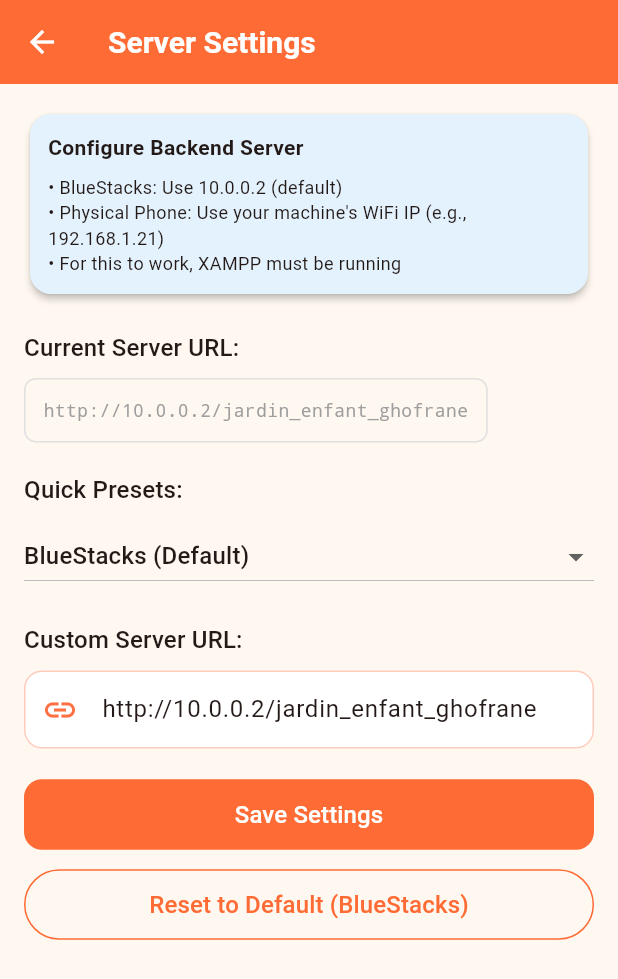
After one commit to Ghassenmabrouk/littlestars, a Flutter app: the SettingsScreen screen opened by its route, on a phone screen of 412 x 824 dp. The commit adds this screen. Shown: the top 979 px of the screen. Run offline on Flutter 3.47's test engine with Material 3 defaults, Android fonts, the phone set to English and light mode, and no system bars; our stand-ins replace firebase_core, firebase_messaging, flutter_local_notifications, google_sign_in, pdf, shared_preferences; accounts and stored records are empty; network calls fail.

Commit message:
Add dynamic server URL configuration
- Create SettingsService for persistent base URL storage in SharedPreferences
- Update ApiService to load baseUrl dynamically instead of static const
- Add SettingsScreen with quick presets (BlueStacks 10.0.0.2, Phone 192.168.1.21)
- Initialize ApiService in main() before other services
- Add settings gear icon button to home screen AppBar
- Allow users to change server IP without rebuilding the app

```diff
--- a/lib/main.dart
+++ b/lib/main.dart
@@ -6,10 +6,12 @@ import 'package:firebase_messaging/firebase_messaging.dart';
 import 'services/auth_provider.dart';
 import 'services/notification_provider.dart';
 import 'services/fcm_service.dart';
+import 'services/api_service.dart';
 import 'screens/login_screen.dart';
 import 'screens/home_screen.dart';
 import 'screens/register_screen.dart';
 import 'screens/notifications_screen.dart';
+import 'screens/settings_screen.dart';
 import 'screens/child_attendance_screen.dart';
 import 'screens/attendance_history_screen.dart';
 import 'screens/absence_history_screen.dart';
@@ -26,6 +28,11 @@ void main() async {
   WidgetsFlutterBinding.ensureInitialized();
   FirebaseMessaging.onBackgroundMessage(_firebaseMessagingBackgroundHandler);
   try {
+    // Initialize API service first (loads base URL from SharedPreferences)
+    print('[MAIN] Initializing API Service...');
+    await ApiService.init();
+    print('[MAIN] API Service initialized with baseUrl: ${ApiService.baseUrl}');
+
     // Only initialize Firebase on mobile platforms
     // Web has compatibility issues with firebase_messaging
     if (!kIsWeb) {
@@ -67,6 +74,7 @@ class MyApp extends StatelessWidget {
           '/register': (context) => const RegisterScreen(),
           '/home': (context) => const HomeScreen(),
           '/notifications': (context) => const NotificationsScreen(),
+          '/settings': (context) => const SettingsScreen(),
         },
         onGenerateRoute: (settings) {
           // Handle routes with parameters
--- a/lib/screens/home_screen.dart
+++ b/lib/screens/home_screen.dart
@@ -114,6 +114,13 @@ class _HomeScreenState extends State<HomeScreen> {
                     ),
                 ],
               );
+            },
+          ),
+          IconButton(
+            icon: const Icon(Icons.settings_rounded),
+            tooltip: 'Paramètres',
+            onPressed: () {
+              Navigator.of(context).pushNamed('/settings');
             },
           ),
           IconButton(
--- /dev/null
+++ b/lib/screens/settings_screen.dart
@@ -0,0 +1,265 @@
+import 'package:flutter/material.dart';
+import '../services/settings_service.dart';
+import '../services/api_service.dart';
+
+class SettingsScreen extends StatefulWidget {
+  const SettingsScreen({Key? key}) : super(key: key);
+
+  @override
+  State<SettingsScreen> createState() => _SettingsScreenState();
+}
+
+class _SettingsScreenState extends State<SettingsScreen> {
+  late TextEditingController _urlController;
+  String _selectedPreset = '';
+  bool _isSaving = false;
+
+  final List<Map<String, String>> _presets = [
+    {'name': 'BlueStacks (Default)', 'url': 'http://10.0.0.2/jardin_enfant_ghofrane'},
+    {'name': 'Physical Device (Home WiFi)', 'url': 'http://192.168.1.21/jardin_enfant_ghofrane'},
+    {'name': 'Custom', 'url': ''},
+  ];
+
+  @override
+  void initState() {
+    super.initState();
+    _urlController = TextEditingController(text: ApiService.baseUrl);
+    _selectedPreset = _getSelectedPreset();
+  }
+
+  String _getSelectedPreset() {
+    final currentUrl = ApiService.baseUrl;
+    for (var preset in _presets) {
+      if (preset['url'] == currentUrl) {
+        return preset['name']!;
+      }
+    }
+    return 'Custom';
+  }
+
+  void _handlePresetChange(String? value) {
+    if (value == null) return;
+
+    setState(() {
+      _selectedPreset = value;
+      final preset = _presets.firstWhere((p) => p['name'] == value);
+      if (preset['url']!.isNotEmpty) {
+        _urlController.text = preset['url']!;
+      } else {
+        _urlController.clear();
+      }
+    });
+  }
+
+  Future<void> _saveSettings() async {
+    final url = _urlController.text.trim();
+
+    if (url.isEmpty) {
+      ScaffoldMessenger.of(context).showSnackBar(
+        const SnackBar(content: Text('Please enter a valid URL')),
+      );
+      return;
+    }
+
+    if (!url.startsWith('http://') && !url.startsWith('https://')) {
+      ScaffoldMessenger.of(context).showSnackBar(
+        const SnackBar(content: Text('URL must start with http:// or https://')),
+      );
+      return;
+    }
+
+    setState(() => _isSaving = true);
+
+    try {
+      await SettingsService.setBaseUrl(url);
+      ApiService.baseUrl = url;
+
+      if (mounted) {
+        ScaffoldMessenger.of(context).showSnackBar(
+          SnackBar(content: Text('Settings saved! Base URL: $url')),
+        );
+        Navigator.pop(context, true);
+      }
+    } catch (e) {
+      if (mounted) {
+        ScaffoldMessenger.of(context).showSnackBar(
+          SnackBar(content: Text('Error saving settings: $e')),
+        );
+      }
+    } finally {
+      if (mounted) {
+        setState(() => _isSaving = false);
+      }
+    }
+  }
+
+  Future<void> _resetToDefault() async {
+    await SettingsService.resetToDefault();
+    ApiService.baseUrl = SettingsService.getDefaultBaseUrl();
+
+    if (mounted) {
+      setState(() {
+        _urlController.text = ApiService.baseUrl;
+        _selectedPreset = _getSelectedPreset();
+      });
+
+      ScaffoldMessenger.of(context).showSnackBar(
+        SnackBar(content: Text('Reset to default: ${ApiService.baseUrl}')),
+      );
+      Navigator.pop(context, true);
+    }
+  }
+
+  @override
+  void dispose() {
+    _urlController.dispose();
+    super.dispose();
+  }
+
+  @override
+  Widget build(BuildContext context) {
+    return Scaffold(
+      appBar: AppBar(
+        title: const Text('Server Settings'),
+        backgroundColor: const Color(0xFFFF6B35),
+      ),
+      body: SingleChildScrollView(
+        padding: const EdgeInsets.all(16.0),
+        child: Column(
+          crossAxisAlignment: CrossAxisAlignment.start,
+          children: [
+            // Info card
+            Card(
+              color: Colors.blue[50],
+              child: Padding(
+                padding: const EdgeInsets.all(12.0),
+                child: Column(
+                  crossAxisAlignment: CrossAxisAlignment.start,
+                  children: const [
+                    Text(
+                      'Configure Backend Server',
+                      style: TextStyle(fontWeight: FontWeight.bold, fontSize: 14),
+                    ),
+                    SizedBox(height: 8),
+                    Text(
+                      '• BlueStacks: Use 10.0.0.2 (default)\n'
+                      '• Physical Phone: Use your machine\'s WiFi IP (e.g., 192.168.1.21)\n'
+                      '• For this to work, XAMPP must be running',
+                      style: TextStyle(fontSize: 12),
+                    ),
+                  ],
+                ),
+              ),
+            ),
+            const SizedBox(height: 20),
+
+            // Current URL display
+            Text(
+              'Current Server URL:',
+              style: Theme.of(context).textTheme.titleMedium,
+            ),
+            const SizedBox(height: 8),
+            Container(
+              padding: const EdgeInsets.all(12),
+              decoration: BoxDecoration(
+                border: Border.all(color: Colors.grey[300]!),
+                borderRadius: BorderRadius.circular(8),
+                backgroundColor: Colors.grey[100],
+              ),
+              child: Text(
+                ApiService.baseUrl,
+                style: const TextStyle(
+                  fontFamily: 'monospace',
+                  fontSize: 12,
+                  color: Colors.grey,
+                ),
+              ),
+            ),
+            const SizedBox(height: 20),
+
+            // Preset selector
+            Text(
+              'Quick Presets:',
+              style: Theme.of(context).textTheme.titleMedium,
+            ),
+            const SizedBox(height: 8),
+            DropdownButton<String>(
+              isExpanded: true,
+              value: _selectedPreset,
+              items: _presets
+                  .map((preset) => DropdownMenuItem(
+                        value: preset['name'],
+                        child: Text(preset['name']!),
+                      ))
+                  .toList(),
+              onChanged: _handlePresetChange,
+            ),
+            const SizedBox(height: 20),
+
+            // Custom URL input
+            Text(
+              'Custom Server URL:',
+              style: Theme.of(context).textTheme.titleMedium,
+            ),
+            const SizedBox(height: 8),
+            TextField(
+              controller: _urlController,
+              decoration: InputDecoration(
+                hintText: 'e.g., http://192.168.1.21/jardin_enfant_ghofrane',
+                border: OutlineInputBorder(
+                  borderRadius: BorderRadius.circular(8),
+                ),
+                prefixIcon: const Icon(Icons.link),
+                enabled: !_isSaving,
+              ),
+              enabled: !_isSaving,
+            ),
+            const SizedBox(height: 20),
+
+            // Save button
+            SizedBox(
+              width: double.infinity,
+              child: ElevatedButton(
+                onPressed: _isSaving ? null : _saveSettings,
+                style: ElevatedButton.styleFrom(
+                  backgroundColor: const Color(0xFFFF6B35),
+                  padding: const EdgeInsets.symmetric(vertical: 12),
+                ),
+                child: _isSaving
+                    ? const SizedBox(
+                        height: 20,
+                        width: 20,
+                        child: CircularProgressIndicator(
+                          strokeWidth: 2,
+                          valueColor: AlwaysStoppedAnimation<Color>(Colors.white),
+                        ),
+                      )
+                    : const Text(
+                        'Save Settings',
+                        style: TextStyle(fontSize: 16, color: Colors.white),
+                      ),
+              ),
+            ),
+            const SizedBox(height: 12),
+
+            // Reset button
+            SizedBox(
+              width: double.infinity,
+              child: OutlinedButton(
+                onPressed: _isSaving ? null : _resetToDefault,
+                style: OutlinedButton.styleFrom(
+                  padding: const EdgeInsets.symmetric(vertical: 12),
+                  side: const BorderSide(color: Color(0xFFFF6B35)),
+                ),
+                child: const Text(
+                  'Reset to Default (BlueStacks)',
+                  style: TextStyle(fontSize: 16, color: Color(0xFFFF6B35)),
+                ),
+              ),
+            ),
+          ],
+        ),
+      ),
+    );
+  }
+}
--- a/lib/services/api_service.dart
+++ b/lib/services/api_service.dart
@@ -1,14 +1,17 @@
 import 'package:http/http.dart' as http;
 import 'dart:convert';
+import 'settings_service.dart';
 
 class ApiService {
-  // Use your machine's local IP for physical devices
-  static const String baseUrl = 'http://192.168.1.21/jardin_enfant_ghofrane';
+  // Dynamic base URL - loaded from SharedPreferences
+  static late String baseUrl;
 
-  // For Android emulator, use: 'http://10.0.2.2/jardin_enfant_ghofrane'
-  // For physical device, use your machine's local IP: 'http://192.168.1.21/jardin_enfant_ghofrane'
+  // Initialize base URL from settings (call this in main())
+  static Future<void> init() async {
+    baseUrl = await SettingsService.getBaseUrl();
+  }
 
-  static const String apiPrefix = '$baseUrl/api';
+  static String get apiPrefix => '$baseUrl/api';
 
   /// Parent Login
   static Future<Map<String, dynamic>> login(String login, String password, {String? fcmToken}) async {
--- a/lib/services/fcm_service.dart
+++ b/lib/services/fcm_service.dart
@@ -3,6 +3,8 @@ import 'package:flutter_local_notifications/flutter_local_notifications.dart';
 import 'package:http/http.dart' as http;
 import 'package:shared_preferences/shared_preferences.dart';
 import 'dart:convert';
+import 'api_service.dart';
+import 'settings_service.dart';
 
 class FCMService {
   static final FlutterLocalNotificationsPlugin flutterLocalNotificationsPlugin = FlutterLocalNotificationsPlugin();
@@ -123,7 +125,7 @@ class FCMService {
       }
 
       // Call backend API to save token
-      final url = Uri.parse('http://192.168.1.21/jardin_enfant_ghofrane/save_fcm_token_api.php');
+      final url = Uri.parse('${ApiService.baseUrl}/save_fcm_token_api.php');
 
       final response = await http.post(
         url,
--- /dev/null
+++ b/lib/services/settings_service.dart
@@ -0,0 +1,24 @@
+import 'package:shared_preferences/shared_preferences.dart';
+
+class SettingsService {
+  static const String _baseUrlKey = 'base_url';
+  static const String _defaultBaseUrl = 'http://10.0.0.2/jardin_enfant_ghofrane';
+
+  static Future<String> getBaseUrl() async {
+    final prefs = await SharedPreferences.getInstance();
+    return prefs.getString(_baseUrlKey) ?? _defaultBaseUrl;
+  }
+
+  static Future<void> setBaseUrl(String baseUrl) async {
+    final prefs = await SharedPreferences.getInstance();
+    await prefs.setString(_baseUrlKey, baseUrl);
+  }
+
+  static Future<void> resetToDefault() async {
+    await setBaseUrl(_defaultBaseUrl);
+  }
+
+  static String getDefaultBaseUrl() {
+    return _defaultBaseUrl;
+  }
+}
```
